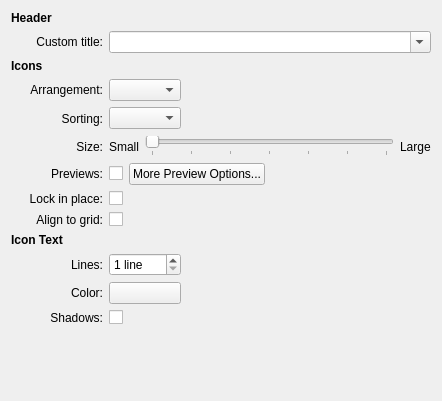
First picture: the form in plasma/applets/folderview/folderviewDisplayConfig.ui, repository KDE/kde-baseapps, before the edit.
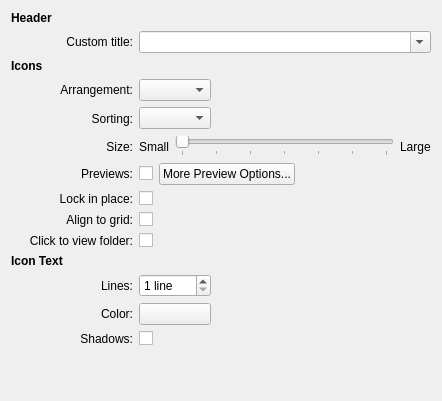
Second picture: the form after the edit. Custom widgets are drawn as their Qt base class.

What changed in the file:
```diff
--- a/plasma/applets/folderview/folderviewDisplayConfig.ui
+++ b/plasma/applets/folderview/folderviewDisplayConfig.ui
@@ -297,7 +297,27 @@
      </property>
     </widget>
    </item>
-   <item row="9" column="0" colspan="2">
+   <item row="9" column="1">
+    <widget class="QLabel" name="label_13">
+     <property name="text">
+      <string>Click to view folder:</string>
+     </property>
+     <property name="alignment">
+      <set>Qt::AlignRight|Qt::AlignTrailing|Qt::AlignVCenter</set>
+     </property>
+    </widget>
+   </item>
+   <item row="9" column="2">
+    <widget class="QCheckBox" name="setClicktoView">
+     <property name="whatsThis">
+      <string>Check this option if you want click to view the folder previews.</string>
+     </property>
+     <property name="text">
+      <string/>
+     </property>
+    </widget>
+   </item>
+   <item row="10" column="0" colspan="2">
     <widget class="QLabel" name="label_9">
      <property name="sizePolicy">
       <sizepolicy hsizetype="Expanding" vsizetype="Preferred">
@@ -316,7 +336,7 @@
      </property>
     </widget>
    </item>
-   <item row="10" column="1">
+   <item row="11" column="1">
     <widget class="QLabel" name="label_3">
      <property name="text">
       <string>Lines:</string>
@@ -329,7 +349,7 @@
      </property>
     </widget>
    </item>
-   <item row="10" column="2">
+   <item row="11" column="2">
     <widget class="KIntSpinBox" name="numLinesEdit">
      <property name="sizePolicy">
       <sizepolicy hsizetype="Preferred" vsizetype="Fixed">
@@ -354,7 +374,7 @@
      </property>
     </widget>
    </item>
-   <item row="11" column="0">
+   <item row="12" column="0">
     <spacer name="horizontalSpacer_4">
      <property name="orientation">
       <enum>Qt::Horizontal</enum>
@@ -370,7 +390,7 @@
      </property>
     </spacer>
    </item>
-   <item row="11" column="1">
+   <item row="12" column="1">
     <widget class="QLabel" name="label_2">
      <property name="text">
       <string>Color:</string>
@@ -383,7 +403,7 @@
      </property>
     </widget>
    </item>
-   <item row="11" column="2">
+   <item row="12" column="2">
     <widget class="KColorButton" name="colorButton">
      <property name="whatsThis">
       <string>Click this button to choose the color which is used for the text labels in the view.</string>
@@ -393,7 +413,7 @@
      </property>
     </widget>
    </item>
-   <item row="12" column="1">
+   <item row="13" column="1">
     <widget class="QLabel" name="label_10">
      <property name="text">
       <string>Shadows:</string>
@@ -406,7 +426,7 @@
      </property>
     </widget>
    </item>
-   <item row="12" column="2">
+   <item row="13" column="2">
     <widget class="QCheckBox" name="drawShadows">
      <property name="whatsThis">
       <string>&lt;html&gt;&lt;body&gt;&lt;p&gt;Check this option if you want the text labels to cast a shadow on the background.&lt;/p&gt;
@@ -420,7 +440,7 @@
      </property>
     </widget>
    </item>
-   <item row="13" column="3">
+   <item row="14" column="3">
     <spacer name="verticalSpacer_2">
      <property name="orientation">
       <enum>Qt::Vertical</enum>
```
